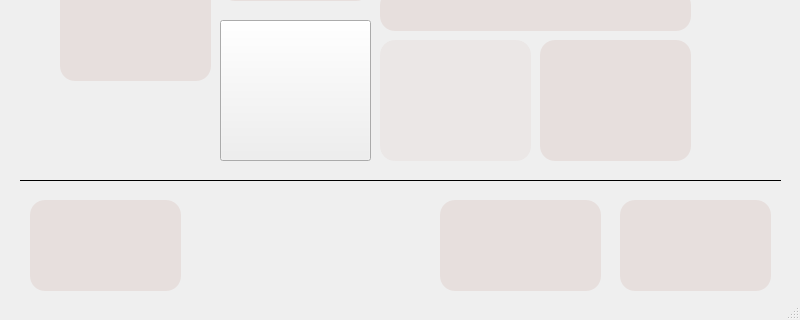
Before: the Qt Designer form pyHue.ui in dknigh21/piHue, drawn with Qt 5; both pictures show x 0 to 800 and y 160 to 480 of the 800 by 480 pixel window.
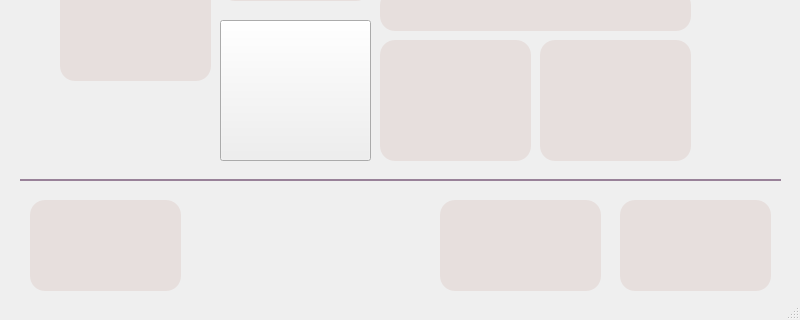
After: the same form once the commit is applied.

Commit message: Changed string formatting for Pi

Patch:
```diff
--- a/pyHue.ui
+++ b/pyHue.ui
@@ -163,7 +163,7 @@
      </rect>
     </property>
     <property name="styleSheet">
-     <string notr="true">background-color: rgba(231, 223, 221, 50%);
+     <string notr="true">background-color: rgb(231, 223, 221);
 border-style: outset;
 border-radius: 15px;</string>
     </property>
@@ -303,12 +303,18 @@
       <x>20</x>
       <y>330</y>
       <width>761</width>
-      <height>20</height>
+      <height>21</height>
      </rect>
     </property>
+    <property name="styleSheet">
+     <string notr="true">color: rgb(152, 129, 152)</string>
+    </property>
     <property name="frameShadow">
      <enum>QFrame::Plain</enum>
     </property>
+    <property name="lineWidth">
+     <number>2</number>
+    </property>
     <property name="orientation">
      <enum>Qt::Horizontal</enum>
     </property>
```
The commit also changes 1 other file.
